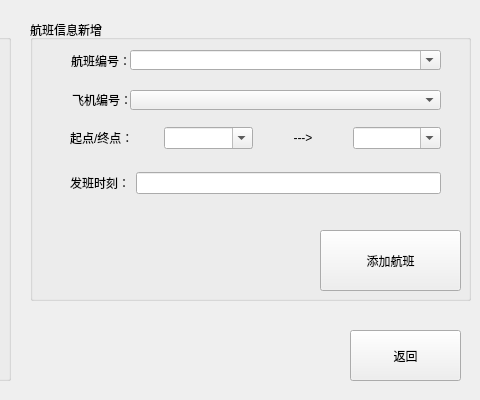
3944Realms/AirLife, file src/UI/widgets/informationloggerwidget.ui: the form before one commit; both pictures show x 360 to 840 and y 0 to 400 of the 840 by 400 pixel window.
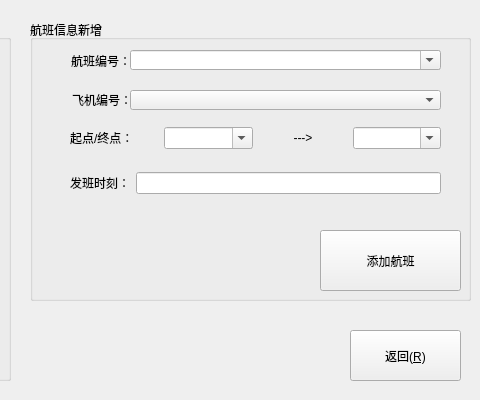
The form after the commit. Icons and pictures are not drawn.

Commit message: 修正部分，并添加部分按钮Alt快捷键，以及取消、返回按钮功能实装

Patch:
```diff
--- a/src/UI/widgets/informationloggerwidget.ui
+++ b/src/UI/widgets/informationloggerwidget.ui
@@ -285,7 +285,7 @@
     </rect>
    </property>
    <property name="text">
-    <string>返回</string>
+    <string>返回(&amp;R)</string>
    </property>
   </widget>
  </widget>
```
The commit also changes 56 other files.
